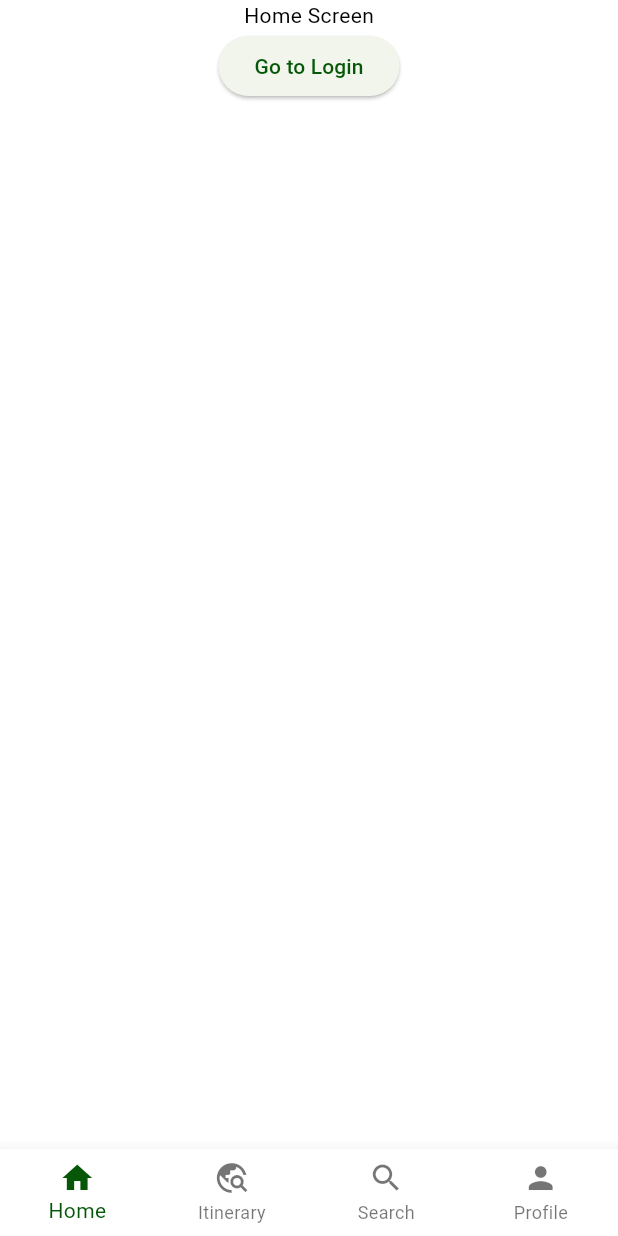
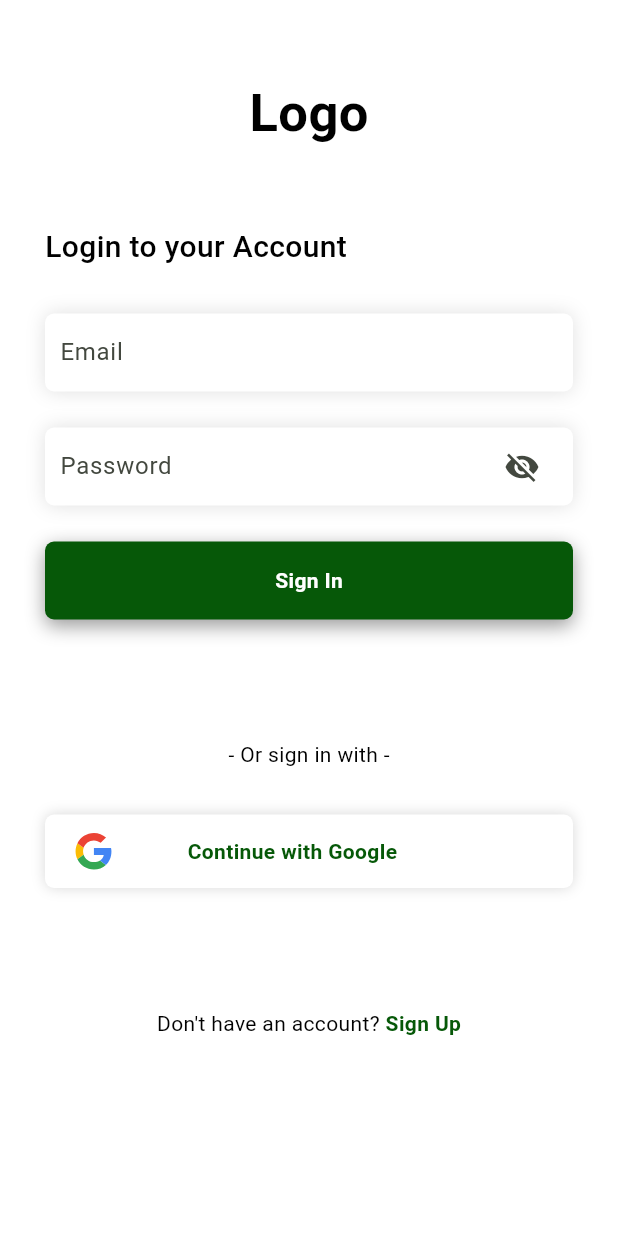
Before and after one commit to dienDan10/vivuvn_project, a Flutter app: the screen it shows after launch, on a phone screen of 412 x 824 dp. Run offline on Flutter 3.47's test engine with Material 3 defaults, Android fonts, the phone set to English and light mode, and no system bars; our stand-ins replace dio, flex_color_scheme, flutter_dotenv, flutter_riverpod, flutter_secure_storage, flutter_svg and 1 more; missing offline and left inert: dio_http_formatter.

Commit message:
Add login screen ui for client app

```diff
--- a/vivuvn_app/lib/core/routes/app_route.dart
+++ b/vivuvn_app/lib/core/routes/app_route.dart
@@ -5,6 +5,7 @@ import 'package:go_router/go_router.dart';
 import '../../screens/bottom_navigation_screen.dart';
 import '../../screens/home_screen.dart';
 import '../../screens/itinerary_screen.dart';
+import '../../screens/login_screen.dart';
 import '../../screens/profile_screen.dart';
 import '../../screens/route_error_screen.dart';
 import '../../screens/search_screen.dart';
@@ -12,7 +13,7 @@ import 'routes.dart';
 
 final goRouterProvider = Provider<GoRouter>((final ref) {
   return GoRouter(
-    initialLocation: homeRoute,
+    initialLocation: loginRoute,
     errorBuilder: (final context, final state) => RouteErrorScreen(
       error: state.error.toString(),
       path: state.uri.toString(),
@@ -21,7 +22,7 @@ final goRouterProvider = Provider<GoRouter>((final ref) {
       GoRoute(
         path: loginRoute,
         builder: (final context, final state) {
-          return const Scaffold(body: Center(child: Text('Login Page')));
+          return const LoginScreen();
         },
       ),
 
--- /dev/null
+++ b/vivuvn_app/lib/features/login/ui/login_layout.dart
@@ -0,0 +1,96 @@
+import 'package:flutter/material.dart';
+
+import 'widgets/btn_social_login.dart';
+import 'widgets/login_form.dart';
+
+class LoginLayout extends StatelessWidget {
+  const LoginLayout({super.key});
+
+  @override
+  Widget build(final BuildContext context) {
+    return SafeArea(
+      child: SingleChildScrollView(
+        child: Center(
+          child: Container(
+            padding: const EdgeInsets.symmetric(horizontal: 30),
+            child: Column(
+              crossAxisAlignment: CrossAxisAlignment.center,
+              children: [
+                // Logo
+                Padding(
+                  padding: const EdgeInsets.only(top: 50, bottom: 50),
+                  child: Text(
+                    'Logo',
+                    style: TextStyle(
+                      fontSize: 35,
+                      fontWeight: FontWeight.bold,
+                      color: Theme.of(context).colorScheme.onSurface,
+                    ),
+                  ),
+                ),
+                Container(
+                  alignment: Alignment.topLeft,
+                  child: Text(
+                    'Login to your Account',
+                    style: TextStyle(
+                      fontSize: 20,
+                      fontWeight: FontWeight.w500,
+                      color: Theme.of(context).colorScheme.onSurface,
+                    ),
+                  ),
+                ),
+
+                // Login Form
+                const SizedBox(height: 30),
+                const LoginForm(),
+                const SizedBox(height: 80),
+                Text(
+                  '- Or sign in with -',
+                  style: TextStyle(
+                    fontSize: 14,
+                    color: Theme.of(context).colorScheme.onSurface,
+                  ),
+                ),
+
+                // Social Login Buttons
+                const SizedBox(height: 30),
+                ButtonSocialLogin(
+                  imagePath: 'assets/images/google.svg',
+                  onPressed: () {
+                    // Handle Google login
+                  },
+                ),
+                const SizedBox(height: 80),
+                Row(
+                  mainAxisAlignment: MainAxisAlignment.center,
+                  children: [
+                    Text(
+                      "Don't have an account? ",
+                      style: TextStyle(
+                        fontSize: 14,
+                        color: Theme.of(context).colorScheme.onSurface,
+                      ),
+                    ),
+                    GestureDetector(
+                      onTap: () {},
+                      child: Text(
+                        'Sign Up',
+                        style: TextStyle(
+                          fontSize: 14,
+                          color: Theme.of(context).colorScheme.primary,
+                          fontWeight: FontWeight.bold,
+                        ),
+                      ),
+                    ),
+                  ],
+                ),
+
+                const SizedBox(height: 30),
+              ],
+            ),
+          ),
+        ),
+      ),
+    );
+  }
+}
--- /dev/null
+++ b/vivuvn_app/lib/features/login/ui/widgets/btn_social_login.dart
@@ -0,0 +1,46 @@
+import 'package:flutter/material.dart';
+import 'package:flutter_svg/flutter_svg.dart';
+
+class ButtonSocialLogin extends StatelessWidget {
+  final String imagePath;
+  final VoidCallback onPressed;
+
+  const ButtonSocialLogin({
+    super.key,
+    required this.imagePath,
+    required this.onPressed,
+  });
+
+  @override
+  Widget build(final BuildContext context) {
+    return InkWell(
+      onTap: onPressed,
+      child: Container(
+        padding: const EdgeInsets.symmetric(vertical: 12.0, horizontal: 20.0),
+        decoration: BoxDecoration(
+          color: Theme.of(context).colorScheme.onPrimary,
+          borderRadius: BorderRadius.circular(6),
+          boxShadow: [
+            BoxShadow(
+              color: Colors.black.withValues(alpha: 0.15),
+              blurRadius: 7,
+            ),
+          ],
+        ),
+        child: Row(
+          spacing: 50,
+          children: [
+            SvgPicture.asset(imagePath, width: 25),
+            Text(
+              'Continue with Google',
+              style: TextStyle(
+                color: Theme.of(context).colorScheme.secondary,
+                fontWeight: FontWeight.w600,
+              ),
+            ),
+          ],
+        ),
+      ),
+    );
+  }
+}
--- /dev/null
+++ b/vivuvn_app/lib/features/login/ui/widgets/btn_submit.dart
@@ -0,0 +1,40 @@
+import 'package:flutter/material.dart';
+
+class ButtonSubmit extends StatelessWidget {
+  final String text;
+  final VoidCallback onPressed;
+
+  const ButtonSubmit({super.key, required this.text, required this.onPressed});
+
+  @override
+  Widget build(final BuildContext context) {
+    return InkWell(
+      onTap: onPressed,
+
+      // Handle button tap
+      child: Container(
+        padding: const EdgeInsets.symmetric(vertical: 16.0),
+        decoration: BoxDecoration(
+          color: Theme.of(context).colorScheme.primary,
+          borderRadius: BorderRadius.circular(6),
+          boxShadow: [
+            BoxShadow(
+              color: Colors.black.withValues(alpha: 0.4),
+              blurRadius: 10,
+              offset: const Offset(0, 4),
+            ),
+          ],
+        ),
+        child: Center(
+          child: Text(
+            text,
+            style: const TextStyle(
+              color: Colors.white,
+              fontWeight: FontWeight.w600,
+            ),
+          ),
+        ),
+      ),
+    );
+  }
+}
--- /dev/null
+++ b/vivuvn_app/lib/features/login/ui/widgets/login_form.dart
@@ -0,0 +1,55 @@
+import 'package:flutter/material.dart';
+
+import 'btn_submit.dart';
+import 'password_input_global.dart';
+import 'text_input_global.dart';
+
+class LoginForm extends StatefulWidget {
+  const LoginForm({super.key});
+
+  @override
+  State<LoginForm> createState() => _LoginFormState();
+}
+
+class _LoginFormState extends State<LoginForm> {
+  final TextEditingController _emailController = TextEditingController();
+  final TextEditingController _passwordController = TextEditingController();
+  final _formKey = GlobalKey<FormState>();
+
+  @override
+  void dispose() {
+    _emailController.dispose();
+    _passwordController.dispose();
+    super.dispose();
+  }
+
+  @override
+  Widget build(final BuildContext context) {
+    return Form(
+      key: _formKey,
+      child: Column(
+        children: [
+          // Email field
+          TextInputGlobal(
+            hintText: 'Email',
+            keyboardType: TextInputType.emailAddress,
+            controller: _emailController,
+          ),
+
+          const SizedBox(height: 24),
+
+          // Password field
+          PasswordInputGlobal(
+            hintText: 'Password',
+            keyboardType: TextInputType.text,
+            controller: _passwordController,
+          ),
+          const SizedBox(height: 24),
+
+          // Submit button
+          ButtonSubmit(text: 'Sign In', onPressed: () {}),
+        ],
+      ),
+    );
+  }
+}
--- /dev/null
+++ b/vivuvn_app/lib/features/login/ui/widgets/password_input_global.dart
@@ -0,0 +1,61 @@
+import 'package:flutter/material.dart';
+
+class PasswordInputGlobal extends StatefulWidget {
+  final String hintText;
+  final TextInputType keyboardType;
+  final TextEditingController controller;
+
+  const PasswordInputGlobal({
+    super.key,
+    required this.hintText,
+    required this.keyboardType,
+    required this.controller,
+  });
+
+  @override
+  State<PasswordInputGlobal> createState() => _PasswordInputGlobalState();
+}
+
+class _PasswordInputGlobalState extends State<PasswordInputGlobal> {
+  bool _isPasswordVisible = false;
+
+  @override
+  Widget build(final BuildContext context) {
+    return Container(
+      padding: const EdgeInsets.symmetric(horizontal: 10, vertical: 2),
+      decoration: BoxDecoration(
+        color: Colors.white,
+        borderRadius: BorderRadius.circular(6),
+        boxShadow: [
+          BoxShadow(
+            color: Colors.black.withValues(alpha: 0.12),
+            //spreadRadius: 2,
+            blurRadius: 10.0,
+          ),
+        ],
+      ),
+      child: TextFormField(
+        controller: widget.controller,
+        keyboardType: widget.keyboardType,
+        obscureText: !_isPasswordVisible,
+        decoration: InputDecoration(
+          filled: false,
+          border: InputBorder.none,
+          hintText: widget.hintText,
+          contentPadding: const EdgeInsets.symmetric(vertical: 12.0),
+          suffixIcon: GestureDetector(
+            onTap: () {
+              setState(() {
+                // Toggle password visibility
+                _isPasswordVisible = !_isPasswordVisible;
+              });
+            },
+            child: _isPasswordVisible
+                ? const Icon(Icons.visibility)
+                : const Icon(Icons.visibility_off),
+          ),
+        ),
+      ),
+    );
+  }
+}
--- /dev/null
+++ b/vivuvn_app/lib/features/login/ui/widgets/text_input_global.dart
@@ -0,0 +1,45 @@
+import 'package:flutter/material.dart';
+
+class TextInputGlobal extends StatelessWidget {
+  final String hintText;
+  final TextInputType keyboardType;
+  final bool obscureText;
+  final TextEditingController controller;
+
+  const TextInputGlobal({
+    super.key,
+    required this.hintText,
+    required this.keyboardType,
+    required this.controller,
+    this.obscureText = false,
+  });
+
+  @override
+  Widget build(final BuildContext context) {
+    return Container(
+      padding: const EdgeInsets.symmetric(horizontal: 10, vertical: 2),
+      decoration: BoxDecoration(
+        color: Theme.of(context).colorScheme.onPrimary,
+        borderRadius: BorderRadius.circular(6),
+        boxShadow: [
+          BoxShadow(
+            color: Colors.black.withValues(alpha: 0.12),
+            //spreadRadius: 2,
+            blurRadius: 10.0,
+          ),
+        ],
+      ),
+      child: TextFormField(
+        obscureText: obscureText,
+        keyboardType: keyboardType,
+        controller: controller,
+        decoration: InputDecoration(
+          filled: false,
+          border: InputBorder.none,
+          hintText: hintText,
+          contentPadding: const EdgeInsets.all(0),
+        ),
+      ),
+    );
+  }
+}
--- a/vivuvn_app/lib/screens/bottom_navigation_screen.dart
+++ b/vivuvn_app/lib/screens/bottom_navigation_screen.dart
@@ -22,7 +22,7 @@ class BottomNavigationScreen extends StatelessWidget {
         onTap: _onItemTapped,
         type: BottomNavigationBarType.fixed,
         items: const <BottomNavigationBarItem>[
-          BottomNavigationBarItem(icon: Icon(Icons.home), label: 'Home'),
+          BottomNavigationBarItem(icon: Icon(Icons.home_filled), label: 'Home'),
           BottomNavigationBarItem(
             icon: Icon(Icons.travel_explore),
             label: 'Itinerary',
--- /dev/null
+++ b/vivuvn_app/lib/screens/login_screen.dart
@@ -0,0 +1,20 @@
+import 'package:flutter/material.dart';
+
+import '../features/login/ui/login_layout.dart';
+
+class LoginScreen extends StatelessWidget {
+  const LoginScreen({super.key});
+
+  @override
+  Widget build(final BuildContext context) {
+    return Scaffold(
+      backgroundColor: Theme.of(context).colorScheme.onPrimary,
+      body: GestureDetector(
+        onTap: () {
+          FocusScope.of(context).unfocus();
+        },
+        child: const LoginLayout(),
+      ),
+    );
+  }
+}
--- a/vivuvn_app/pubspec.yaml
+++ b/vivuvn_app/pubspec.yaml
@@ -42,6 +42,7 @@ dependencies:
   go_router: ^16.2.0
   flex_color_scheme: ^8.3.0
   flutter_dotenv: ^6.0.0
+  flutter_svg: ^2.2.1
 
 dev_dependencies:
   flutter_test:
@@ -68,6 +69,7 @@ flutter:
   # To add assets to your application, add an assets section, like this:
   assets:
     - .env
+    - assets/images/
 
   # An image asset can refer to one or more resolution-specific "variants", see
   # https://flutter.dev/to/resolution-aware-images
```
Also changed, not shown: vivuvn_app/assets/images/google-plus.svg (added), vivuvn_app/assets/images/google.svg (added), vivuvn_app/pubspec.lock.
